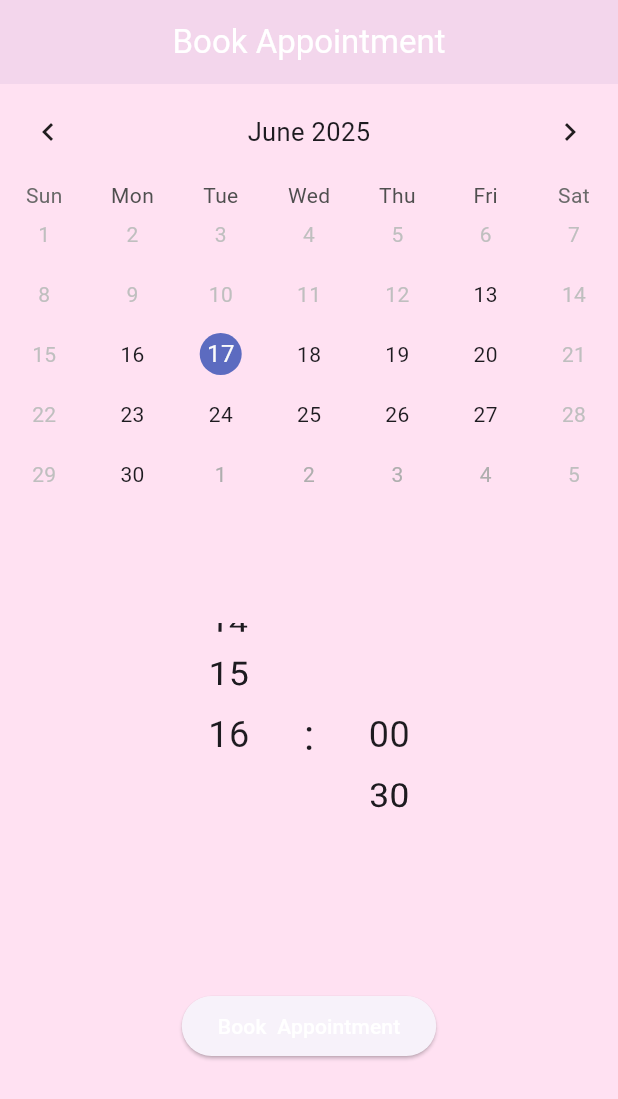
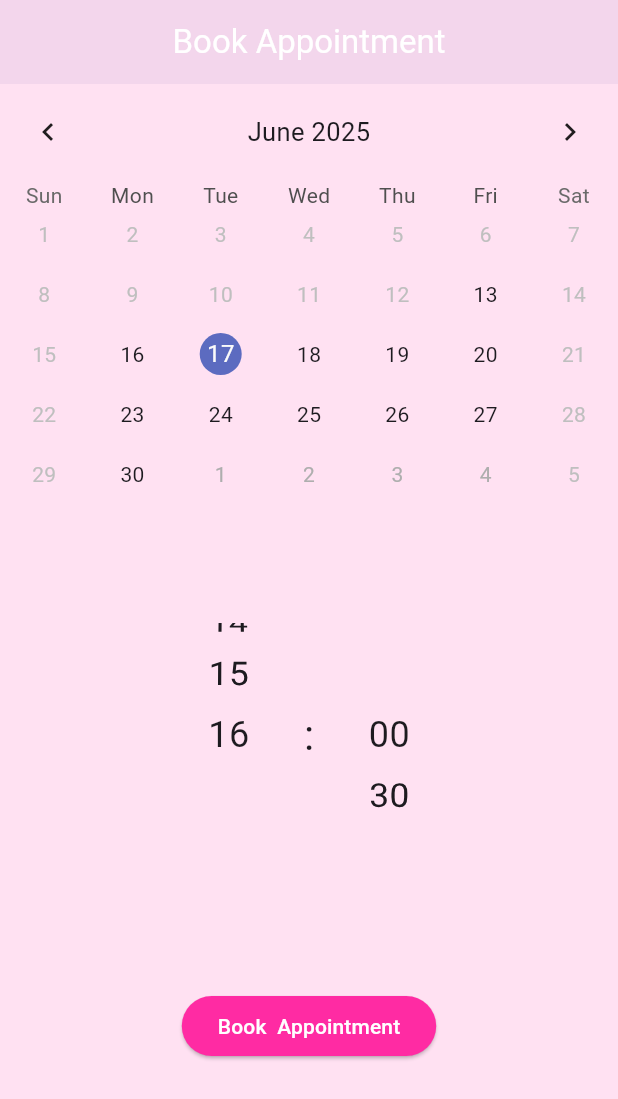
Before and after one commit to b-ukusi/cystella, a Flutter app: the BookAppointment screen opened directly, scrolled down 320 dp, on a phone screen of 412 x 824 dp. Shown: the top 1099 px of the screen. Run offline on Flutter 3.47's test engine with Material 3 defaults, Android fonts, the phone set to English and light mode, and no system bars; drawn by our look-alikes of table_calendar; our stand-ins replace google_fonts.

Commit message:
chore: all colors are defined here

```diff
--- a/lib/themes/colors.dart
+++ b/lib/themes/colors.dart
@@ -5,5 +5,6 @@ class CustomizedColors {
   static const Color textcolor1 = Color(0xFFFFFFFF);
   static const Color textcolor2 = Color(0x00000000);
   static const Color bgcolor = Color(0xFFFFE1F2);
+  static const Color primarycolor = Color(0xFFFF2BA3);
   //button colors
 }
```
